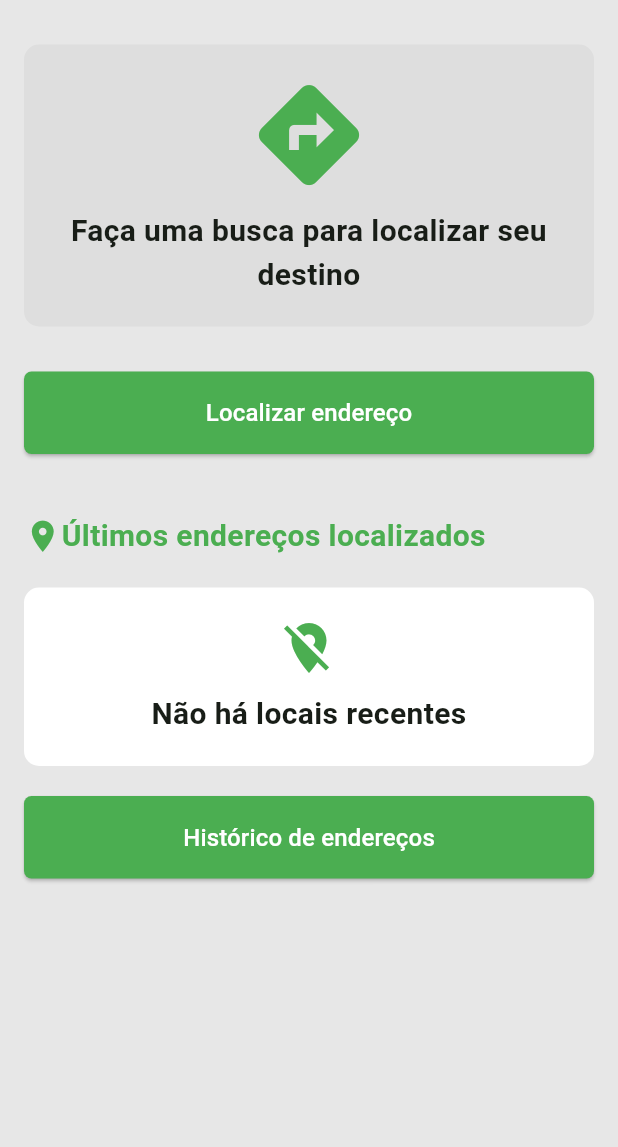
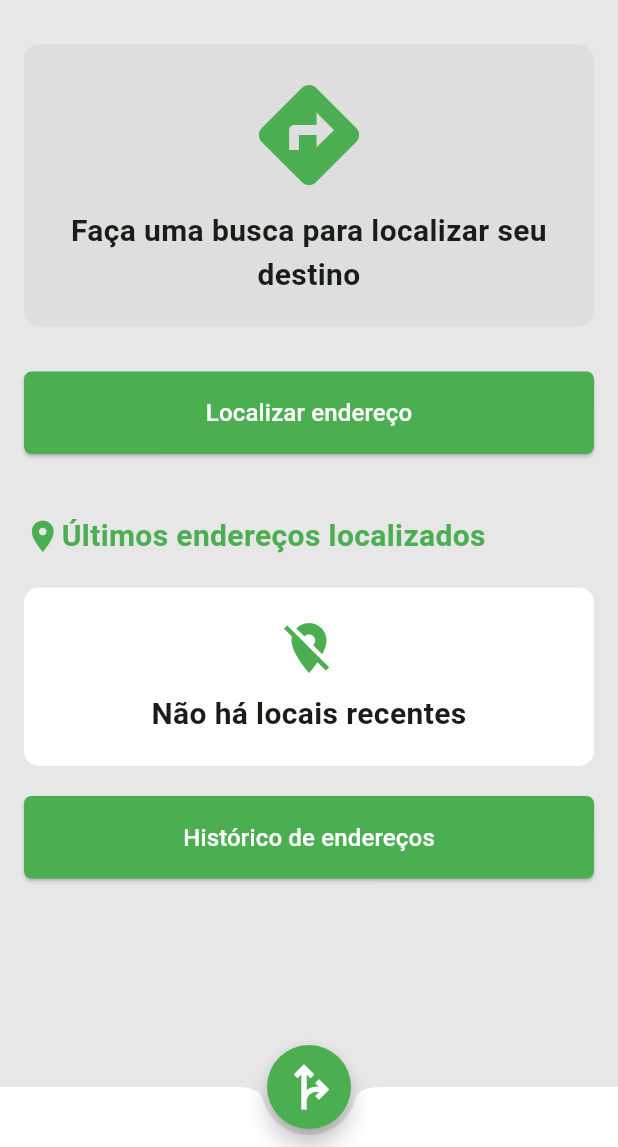
Before and after one commit to ArturPedruzzi/fast_location, a Flutter app: the screen it shows after launch, on a phone screen of 412 x 824 dp, the part 89-1236 px from its top. Run offline on Flutter 3.47's test engine with Material 3 defaults, Android fonts, the phone set to English and light mode, and no system bars; our stand-ins replace flutter_mobx, hive, hive_flutter, mobx; missing offline and left inert: map_launcher; accounts and stored records are empty; generated files the repository leaves out were written again.

```diff
--- a/lib/src/modules/home/page/home_page.dart
+++ b/lib/src/modules/home/page/home_page.dart
@@ -2,6 +2,7 @@ import 'package:fast_location/src/shared/colors/colors.dart';
 import 'package:flutter/material.dart';
 import 'package:flutter_mobx/flutter_mobx.dart';
 import 'package:flutter/services.dart';
+import 'package:map_launcher/map_launcher.dart';
 import '../controller/address_controller.dart';
 import '../components/empty_search.dart';
 import '../../../shared/components/custom_button.dart';
@@ -161,9 +162,36 @@ class HomePage extends StatelessWidget {
                   Navigator.pushNamed(context, '/history');
                 },
               ),
+              const SizedBox(height: 60),
             ],
           );
         },
+      ),
+      floatingActionButton: FloatingActionButton(
+        backgroundColor: AppColors.primary,
+        onPressed: () async {
+          final String query =
+              '${controller.address?.logradouro}, ${controller.address?.bairro}, ${controller.address?.cidade}, ${controller.address?.uf}';
+
+          final availableMaps = await MapLauncher.installedMaps;
+
+          await availableMaps
+              .firstWhere((map) => map.mapName == "Google Maps")
+              .showMarker(
+                coords: Coords(0, 0),
+                title: query,
+              );
+        },
+        shape: const CircleBorder(),
+        child: const Icon(Icons.fork_right, color: AppColors.white, size: 40),
+      ),
+      floatingActionButtonLocation: FloatingActionButtonLocation.centerDocked,
+      bottomNavigationBar: const SizedBox(
+        height: 40,
+        child: BottomAppBar(
+          color: AppColors.white,
+          shape: CircularNotchedRectangle(),
+        ),
       ),
     );
   }
```
Also changed, not shown: lib/src/modules/home/page/location_detail_page.dart (+28 -0 lines).
